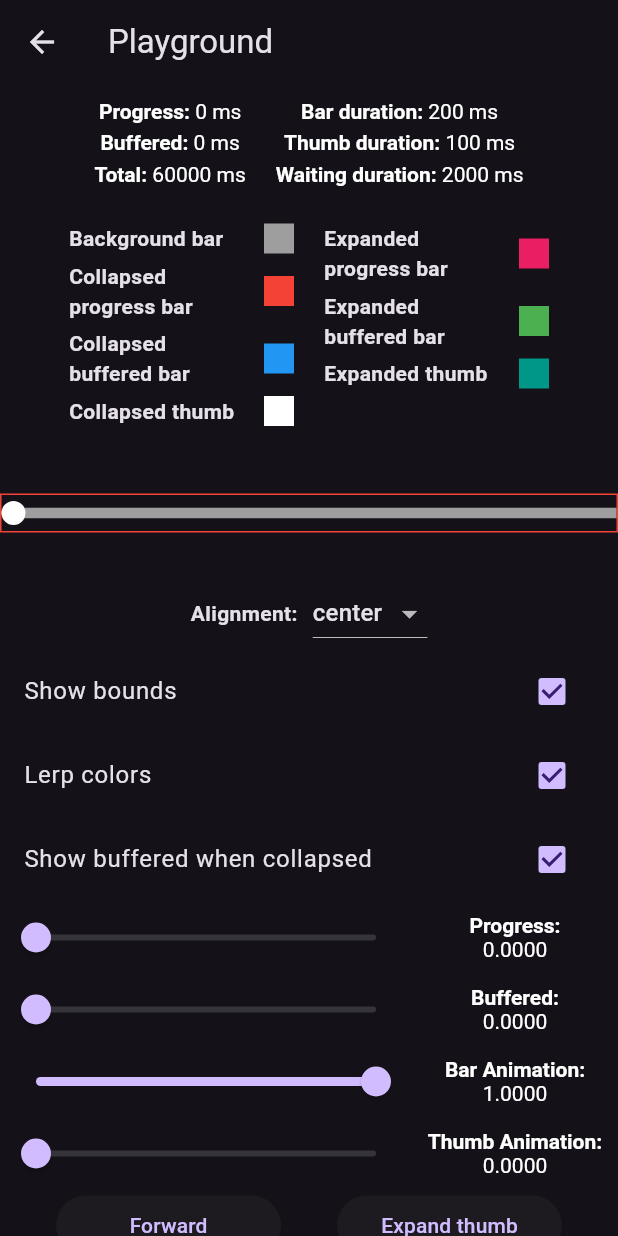
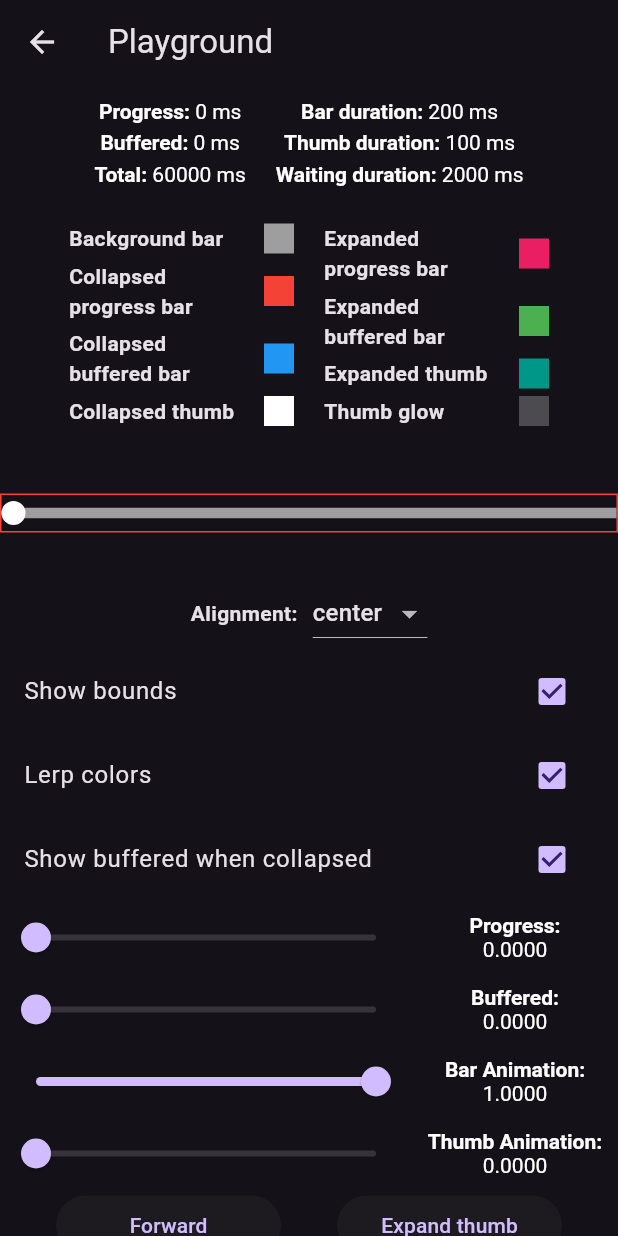
Before and after one commit to GabrielDamasceno/flutter_animated_progress_bar, a Flutter app: the PlaygroundScreen screen opened directly, after a tap on "Forward", on a phone screen of 412 x 824 dp. Run offline on Flutter 3.47's test engine with Material 2 defaults, Android fonts, the phone set to English and light mode, and no system bars; our stand-ins replace just_audio, rxdart.

Commit message:
feat(thumb): Add thumb glow effect and minor code refactor
* Update playground example accordingly

```diff
--- a/example/lib/ui/playground_screen.dart
+++ b/example/lib/ui/playground_screen.dart
@@ -38,6 +38,7 @@ class _PlaygroundScreenState extends State<PlaygroundScreen> with TickerProvider
   late final Color _expandedProgressBarColor;
   late final Color _expandedBufferedBarColor;
   late final Color _expandedThumbColor;
+  late final Color _thumbGlowColor;
 
   @override
   void initState() {
@@ -62,6 +63,7 @@ class _PlaygroundScreenState extends State<PlaygroundScreen> with TickerProvider
     _expandedProgressBarColor = Colors.pink;
     _expandedBufferedBarColor = Colors.green;
     _expandedThumbColor = Colors.teal;
+    _thumbGlowColor = Colors.white24;
   }
 
   @override
@@ -121,6 +123,7 @@ class _PlaygroundScreenState extends State<PlaygroundScreen> with TickerProvider
                   _Color(label: 'Expanded progress bar', color: _expandedProgressBarColor),
                   _Color(label: 'Expanded buffered bar', color: _expandedBufferedBarColor),
                   _Color(label: 'Expanded thumb', color: _expandedThumbColor),
+                  _Color(label: 'Thumb glow', color: _thumbGlowColor),
                 ],
               ),
             ],
@@ -149,6 +152,7 @@ class _PlaygroundScreenState extends State<PlaygroundScreen> with TickerProvider
                 expandedProgressBarColor: _expandedProgressBarColor,
                 expandedBufferedBarColor: _expandedBufferedBarColor,
                 expandedThumbColor: _expandedThumbColor,
+                thumbGlowColor: _thumbGlowColor,
                 onSeek: (value) => setState(() => _progress = value),
               ),
             ),
--- a/lib/src/core/rendering.dart
+++ b/lib/src/core/rendering.dart
@@ -23,6 +23,8 @@ class RenderProgressBar extends RenderBox {
     required double collapsedThumbRadius,
     required double expandedBarHeight,
     required double expandedThumbRadius,
+    required double thumbGlowRadius,
+    required Color thumbGlowColor,
     required Color backgroundBarColor,
     required Color expandedProgressBarColor,
     required Color expandedBufferedBarColor,
@@ -49,6 +51,8 @@ class RenderProgressBar extends RenderBox {
         _expandedProgressBarColor = expandedProgressBarColor,
         _expandedBufferedBarColor = expandedBufferedBarColor,
         _expandedThumbColor = expandedThumbColor,
+        _thumbGlowRadius = thumbGlowRadius,
+        _thumbGlowColor = thumbGlowColor,
         _collapsedProgressBarColor = collapsedProgressBarColor,
         _collapsedBufferedBarColor = collapsedBufferedBarColor,
         _collapsedThumbColor = collapsedThumbColor,
@@ -149,6 +153,24 @@ class RenderProgressBar extends RenderBox {
 
     _expandedThumbRadius = newValue;
     markNeedsLayout();
+  }
+
+  late double _thumbGlowRadius;
+  double get thumbGlowRadius => _thumbGlowRadius;
+  set thumbGlowRadius(double newValue) {
+    if (_thumbGlowRadius == newValue) return;
+
+    _thumbGlowRadius = newValue;
+    markNeedsPaint();
+  }
+
+  late Color _thumbGlowColor;
+  Color get thumbGlowColor => _thumbGlowColor;
+  set thumbGlowColor(Color newValue) {
+    if (_thumbGlowColor == newValue) return;
+
+    _thumbGlowColor = newValue;
+    markNeedsPaint();
   }
 
   late Color _backgroundBarColor;
@@ -368,8 +390,20 @@ class RenderProgressBar extends RenderBox {
   void paint(PaintingContext context, Offset offset) {
     _dyBar = _computeDyBar();
 
+    _drawBackground(context.canvas);
+    _drawBuffered(context.canvas);
+    _drawProgress(context.canvas);
+    _drawThumb(context.canvas);
+  }
+
+  void _drawBackground(Canvas canvas) {
     final Paint backgroundBarPaint = Paint()..color = backgroundBarColor;
+    final RRect backgroundRRect = _barRRect(width: size.width);
 
+    canvas.drawRRect(backgroundRRect, backgroundBarPaint);
+  }
+
+  void _drawBuffered(Canvas canvas) {
     final Paint bufferedBarPaint = Paint()
       ..color = _transformColor(
         _expandedBufferedBarColor,
@@ -377,25 +411,7 @@ class RenderProgressBar extends RenderBox {
         _controller.barValue,
       );
 
-    final Paint progressBarPaint = Paint()
-      ..color = _transformColor(
-        _expandedProgressBarColor,
-        _collapsedProgressBarColor,
-        _controller.barValue,
-      );
-
-    final Paint thumbPaint = Paint()
-      ..color = _transformColor(
-        _expandedThumbColor,
-        _collapsedThumbColor,
-        _controller.thumbValue,
-      );
-
-    final RRect backgroundRRect = _barRRect(width: size.width);
-    final RRect progressRRect = _barRRect(width: _durationToPosition(_progress, _total));
-
     late final RRect bufferedRRect;
-
     if (_buffered != null) {
       if (!showBufferedWhenCollapsed && _controller.barValue == 0.0) {
         bufferedRRect = RRect.zero;
@@ -406,11 +422,20 @@ class RenderProgressBar extends RenderBox {
       bufferedRRect = RRect.zero;
     }
 
-    context.canvas
-      ..drawRRect(backgroundRRect, backgroundBarPaint)
-      ..drawRRect(bufferedRRect, bufferedBarPaint)
-      ..drawRRect(progressRRect, progressBarPaint)
-      ..drawPath(_thumbPath(), thumbPaint);
+    canvas.drawRRect(bufferedRRect, bufferedBarPaint);
+  }
+
+  void _drawProgress(Canvas canvas) {
+    final Paint progressBarPaint = Paint()
+      ..color = _transformColor(
+        _expandedProgressBarColor,
+        _collapsedProgressBarColor,
+        _controller.barValue,
+      );
+
+    final RRect progressRRect = _barRRect(width: _durationToPosition(_progress, _total));
+
+    canvas.drawRRect(progressRRect, progressBarPaint);
   }
 
   RRect _barRRect({required double width}) {
@@ -433,21 +458,29 @@ class RenderProgressBar extends RenderBox {
     return RRect.fromRectAndCorners(rect);
   }
 
-  Path _thumbPath() {
+  void _drawThumb(Canvas canvas) {
+    final Paint thumbGlowPaint = Paint()..color = _thumbGlowColor;
+    final Paint thumbPaint = Paint()
+      ..color = _transformColor(
+        _expandedThumbColor,
+        _collapsedThumbColor,
+        _controller.thumbValue,
+      );
+
+    final double thumbPosition = (_isDragging) ? _dxThumb : _durationToPosition(_progress, total);
     final double dy = _dyBar + _effectiveBarHeight / 2;
-    final double dxCampled = clampDouble(
-      (_isDragging) ? _dxThumb : _durationToPosition(_progress, total),
+    final double dx = clampDouble(
+      thumbPosition,
       _effectiveThumbRadius,
       size.width - _effectiveThumbRadius,
     );
+    final Offset offset = Offset(dx, dy);
 
-    return Path()
-      ..addOval(
-        Rect.fromCircle(
-          center: Offset(dxCampled, dy),
-          radius: _effectiveThumbRadius,
-        ),
-      );
+    if (_isDragging && _thumbGlowRadius > 0.0) {
+      canvas.drawCircle(offset, _thumbGlowRadius * _controller.thumbValue, thumbGlowPaint);
+    }
+
+    canvas.drawCircle(offset, _effectiveThumbRadius, thumbPaint);
   }
 
   Color _transformColor(Color expanded, Color collapsed, double value) {
--- a/lib/src/progress_bar.dart
+++ b/lib/src/progress_bar.dart
@@ -17,6 +17,9 @@ class ProgressBar extends LeafRenderObjectWidget {
 
   final double expandedBarHeight;
   final double expandedThumbRadius;
+
+  final double thumbGlowRadius;
+  final Color thumbGlowColor;
 
   final Color backgroundBarColor;
 
@@ -47,6 +50,8 @@ class ProgressBar extends LeafRenderObjectWidget {
     this.collapsedThumbRadius = 8.0,
     this.expandedBarHeight = 7.0,
     this.expandedThumbRadius = 10.0,
+    this.thumbGlowRadius = 25.0,
+    this.thumbGlowColor = const Color(0x50FFFFFF),
     this.backgroundBarColor = Colors.grey,
     this.collapsedProgressBarColor = Colors.red,
     this.collapsedBufferedBarColor = const Color(0x36F44336),
@@ -76,6 +81,8 @@ class ProgressBar extends LeafRenderObjectWidget {
       collapsedThumbRadius: collapsedThumbRadius,
       expandedBarHeight: expandedBarHeight,
       expandedThumbRadius: expandedThumbRadius,
+      thumbGlowRadius: thumbGlowRadius,
+      thumbGlowColor: thumbGlowColor,
       backgroundBarColor: backgroundBarColor,
       collapsedProgressBarColor: collapsedProgressBarColor,
       collapsedBufferedBarColor: collapsedBufferedBarColor,
@@ -104,6 +111,8 @@ class ProgressBar extends LeafRenderObjectWidget {
       ..collapsedThumbRadius = collapsedThumbRadius
       ..expandedBarHeight = expandedBarHeight
       ..expandedThumbRadius = expandedThumbRadius
+      ..thumbGlowRadius = thumbGlowRadius
+      ..thumbGlowColor = thumbGlowColor
       ..backgroundBarColor = backgroundBarColor
       ..collapsedProgressBarColor = collapsedProgressBarColor
       ..collapsedBufferedBarColor = collapsedBufferedBarColor
```
